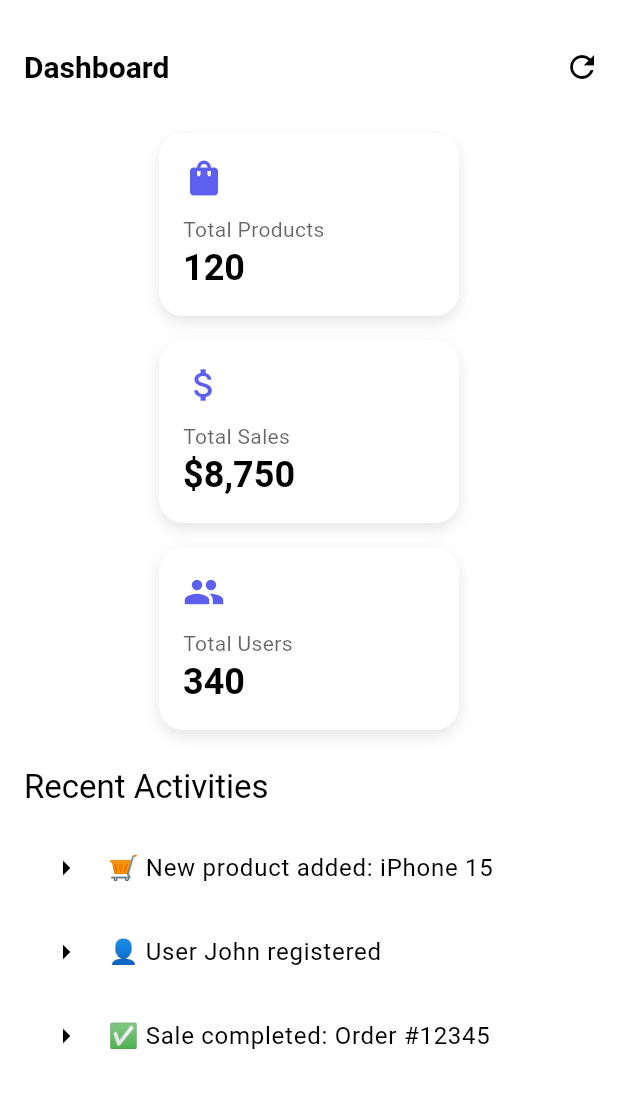
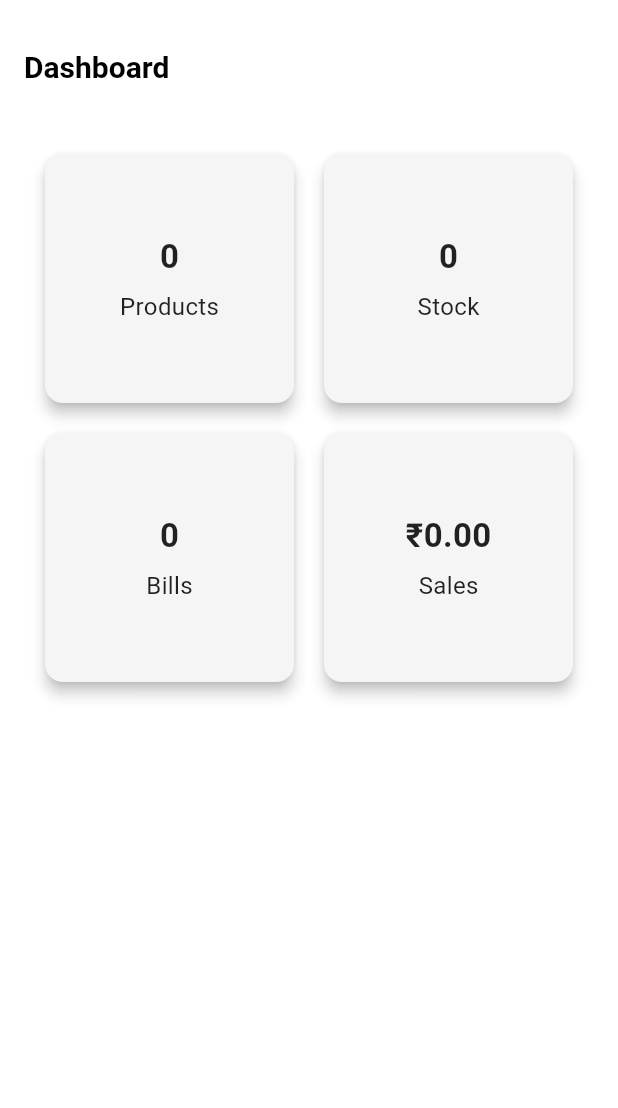
Before and after one commit to YuvanPrashanthG/smart_retail_erp, a Flutter app: the screen it shows once a user with an empty profile is signed in, in the side drawer, after a tap on the "menu" icon, on a phone screen of 412 x 824 dp, the part 59-1167 px from its top. Run offline on Flutter 3.47's test engine with Material 3 defaults, Android fonts, the phone set to English and light mode, and no system bars; our stand-ins replace flutter_riverpod, supabase_flutter; accounts and stored records are empty; network calls fail.

Commit message:
Screen shots added

```diff
--- a/lib/core/widgets/sidebar.dart
+++ b/lib/core/widgets/sidebar.dart
@@ -72,23 +72,6 @@ class Sidebar extends ConsumerWidget {
             textColor: textColor,
           ),
           SidebarItem(
-            icon: Icons.notifications,
-            label: 'Notification',
-            isSelected: selectedIndex == 5,
-            onTap: () => onItemSelected(5),
-            notificationCount: 11,
-            color: iconColor,
-            textColor: textColor,
-          ),
-          SidebarItem(
-            icon: Icons.headset_mic,
-            label: 'Help Center',
-            isSelected: selectedIndex == 6,
-            onTap: () => onItemSelected(6),
-            color: iconColor,
-            textColor: textColor,
-          ),
-          SidebarItem(
             icon: Icons.settings,
             label: 'Settings',
             isSelected: selectedIndex == 7,
--- a/lib/features/Store/store_page.dart
+++ b/lib/features/Store/store_page.dart
@@ -61,7 +61,7 @@ class StorePage extends ConsumerWidget {
             final product = products[index];
             return ConstrainedBox(
               constraints: const BoxConstraints(
-                  minHeight: 400), // Set your desired min height
+                  minHeight: 400),
               child: Card(
                 elevation: 4,
                 child: Padding(
--- a/lib/features/auth/login_page.dart
+++ b/lib/features/auth/login_page.dart
@@ -42,7 +42,6 @@ class _LoginPageState extends ConsumerState<LoginPage> {
     final isLoading = authState is AsyncLoading;
 
     return Scaffold(
-      backgroundColor: const Color(0xFFF9FAFB),
       body: Center(
         child: SingleChildScrollView(
           padding: const EdgeInsets.symmetric(horizontal: 24),
@@ -63,7 +62,6 @@ class _LoginPageState extends ConsumerState<LoginPage> {
                   border: OutlineInputBorder(
                       borderRadius: BorderRadius.circular(12)),
                   filled: true,
-                  fillColor: Colors.white,
                 ),
               ),
               SizedBox(height: 16),
@@ -76,7 +74,6 @@ class _LoginPageState extends ConsumerState<LoginPage> {
                   border: OutlineInputBorder(
                       borderRadius: BorderRadius.circular(12)),
                   filled: true,
-                  fillColor: Colors.white,
                 ),
               ),
               SizedBox(height: 24),
--- a/lib/features/auth/register_page.dart
+++ b/lib/features/auth/register_page.dart
@@ -41,7 +41,6 @@ class _RegisterPageState extends ConsumerState<RegisterPage> {
     final isLoading = authState is AsyncLoading;
 
     return Scaffold(
-      backgroundColor: const Color(0xFFF9FAFB),
       body: Center(
         child: SingleChildScrollView(
           padding: const EdgeInsets.symmetric(horizontal: 24),
--- /dev/null
+++ b/lib/features/dashboard/dashboard_controller.dart
@@ -0,0 +1,37 @@
+import 'package:flutter_riverpod/flutter_riverpod.dart';
+import 'package:supabase_flutter/supabase_flutter.dart';
+import 'dashboard_state.dart';
+
+class DashboardController extends StateNotifier<DashboardState> {
+  DashboardController() : super(DashboardState.initial()) {
+    fetchDashboardData();
+  }
+
+  Future<void> fetchDashboardData() async {
+    final client = Supabase.instance.client;
+
+    final productResponse = await client.from('products').select('id, stock');
+    final billResponse = await client.from('bills').select('total');
+
+    int totalStock = 0;
+    for (var p in productResponse) {
+      totalStock += (p['stock'] ?? 0) as int;
+    }
+
+    double totalSales = 0.0;
+    for (var b in billResponse) {
+      totalSales += (b['total'] ?? 0).toDouble(); // <-- fixed here
+    }
+
+    state = DashboardState(
+      totalProducts: productResponse.length,
+      totalStock: totalStock,
+      totalSales: totalSales,
+      totalBills: billResponse.length,
+    );
+  }
+}
+
+final dashboardProvider =
+    StateNotifierProvider<DashboardController, DashboardState>(
+        (ref) => DashboardController());
--- a/lib/features/dashboard/dashboard_page.dart
+++ b/lib/features/dashboard/dashboard_page.dart
@@ -1,81 +1,56 @@
 import 'package:flutter/material.dart';
+import 'package:flutter_riverpod/flutter_riverpod.dart';
+import 'dashboard_controller.dart';
 
-class DashboardPage extends StatelessWidget {
+class DashboardPage extends ConsumerWidget {
   const DashboardPage({super.key});
 
   @override
-  Widget build(BuildContext context) {
-    final theme = Theme.of(context);
+  Widget build(BuildContext context, WidgetRef ref) {
+    final dashboard = ref.watch(dashboardProvider);
 
     return Scaffold(
-      appBar: AppBar(
-        title: const Text("Dashboard"),
-        actions: [
-          IconButton(
-            icon: const Icon(Icons.refresh),
-            onPressed: () {},
-            tooltip: "Refresh Data",
-          ),
-        ],
-      ),
+      appBar: AppBar(title: const Text("Dashboard")),
       body: Padding(
         padding: const EdgeInsets.all(16),
-        child: ListView(
+        child: GridView.builder(
+          padding: const EdgeInsets.all(10),
+          itemCount: 4,
+          gridDelegate: const SliverGridDelegateWithMaxCrossAxisExtent(
+            maxCrossAxisExtent: 300,
+            childAspectRatio: 1,
+            crossAxisSpacing: 12,
+            mainAxisSpacing: 12,
+          ),
+          itemBuilder: (context, index) {
+            return [
+              _buildCard("Products", dashboard.totalProducts.toString()),
+              _buildCard("Stock", dashboard.totalStock.toString()),
+              _buildCard("Bills", dashboard.totalBills.toString()),
+              _buildCard("Sales", "₹${dashboard.totalSales.toStringAsFixed(2)}"),
+            ][index];
+          },
+        ),
+      ),
+    );
+  }
+
+  Widget _buildCard(String title, String value) {
+    return Card(
+      elevation: 4,
+      shape: RoundedRectangleBorder(borderRadius: BorderRadius.circular(12)),
+      child: Center(
+        child: Column(
+          mainAxisAlignment: MainAxisAlignment.center,
           children: [
-            Center(
-              child: Wrap(
-                spacing: 16,
-                runSpacing: 16,
-                children: [
-                  _buildStatCard("Total Products", "120", Icons.shopping_bag, theme),
-                  _buildStatCard("Total Sales", "\$8,750", Icons.attach_money, theme),
-                  _buildStatCard("Total Users", "340", Icons.people, theme),
-                ],
-              ),
-            ),
-            const SizedBox(height: 24),
-            Text("Recent Activities", style: theme.textTheme.titleLarge),
-            const SizedBox(height: 12),
-            _buildActivity("🛒 New product added: iPhone 15"),
-            _buildActivity("👤 User John registered"),
-            _buildActivity("✅ Sale completed: Order #12345"),
+            Text(value,
+                style:
+                    const TextStyle(fontSize: 22, fontWeight: FontWeight.bold)),
+            const SizedBox(height: 6),
+            Text(title, style: const TextStyle(fontSize: 16)),
           ],
         ),
       ),
     );
   }
-
-  Widget _buildStatCard(String title, String value, IconData icon, ThemeData theme) {
-    return Container(
-      width: 200,
-      padding: const EdgeInsets.all(16),
-      decoration: BoxDecoration(
-        color: theme.cardColor,
-        borderRadius: BorderRadius.circular(16),
-        boxShadow: [
-          BoxShadow(
-            color: theme.shadowColor.withOpacity(0.1),
-            blurRadius: 8,
-            offset: const Offset(0, 4),
-          ),
-        ],
-      ),
-      child: Column(
-        crossAxisAlignment: CrossAxisAlignment.start,
-        children: [
-          Icon(icon, size: 28, color: theme.colorScheme.primary),
-          const SizedBox(height: 10),
-          Text(title, style: theme.textTheme.bodyMedium?.copyWith(color: theme.hintColor)),
-          Text(value, style: theme.textTheme.headlineSmall?.copyWith(fontWeight: FontWeight.bold)),
-        ],
-      ),
-    );
-  }
-
-  Widget _buildActivity(String message) {
-    return ListTile(
-      leading: const Icon(Icons.arrow_right),
-      title: Text(message),
-    );
-  }
 }
--- /dev/null
+++ b/lib/features/dashboard/dashboard_state.dart
@@ -0,0 +1,20 @@
+class DashboardState {
+  final int totalProducts;
+  final int totalStock;
+  final double totalSales;
+  final int totalBills;
+
+  DashboardState({
+    required this.totalProducts,
+    required this.totalStock,
+    required this.totalSales,
+    required this.totalBills,
+  });
+
+  factory DashboardState.initial() => DashboardState(
+        totalProducts: 0,
+        totalStock: 0,
+        totalSales: 0.0,
+        totalBills: 0,
+      );
+}
--- a/lib/features/product/product_list_page.dart
+++ b/lib/features/product/product_list_page.dart
@@ -34,7 +34,7 @@ class ProductListPage extends ConsumerWidget {
               subtitle: Column(
                 crossAxisAlignment: CrossAxisAlignment.start,
                 children: [
-                  Text("\$${product.price.toStringAsFixed(2)}"),
+                  Text("₹${product.price.toStringAsFixed(2)}"),
                   Text("Stock: ${product.stock}"),
                 ],
               ),
--- a/lib/main.dart
+++ b/lib/main.dart
@@ -27,6 +27,7 @@
   Widget build(BuildContext context,WidgetRef ref) {
     final themeMode = ref.watch(themeProvider);
     return MaterialApp(
+      debugShowCheckedModeBanner: false,
       title: 'Smart Retail ERP',
       theme: lightTheme,
       darkTheme: darkTheme,
```
Also changed, not shown: 10 other files.
